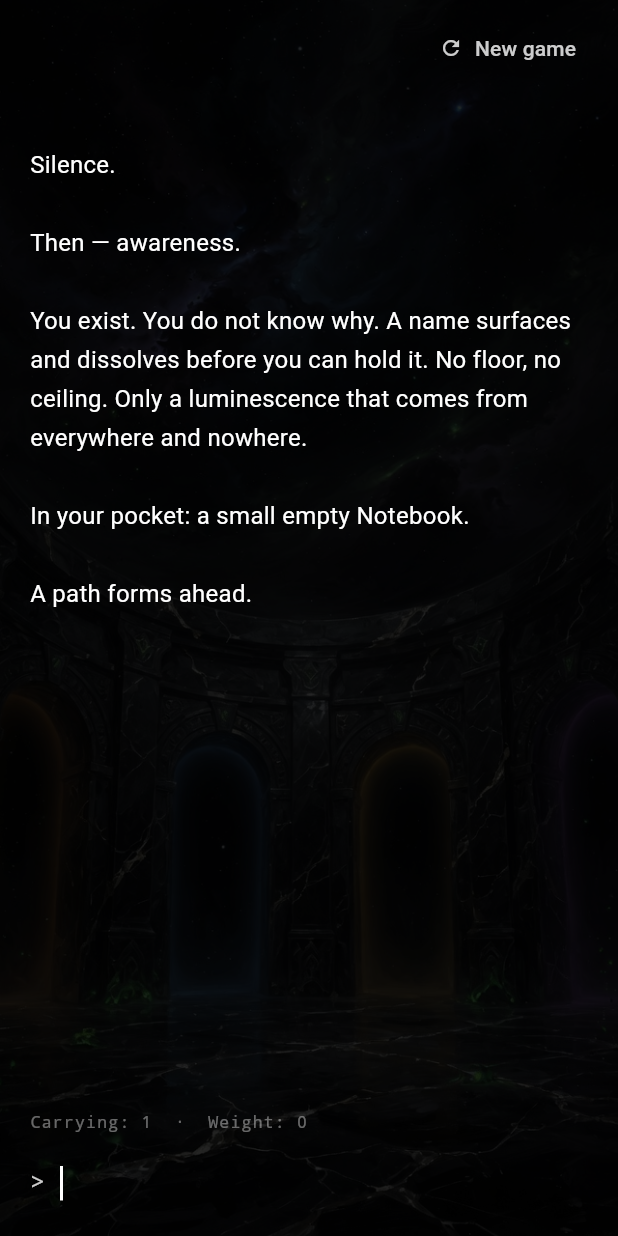
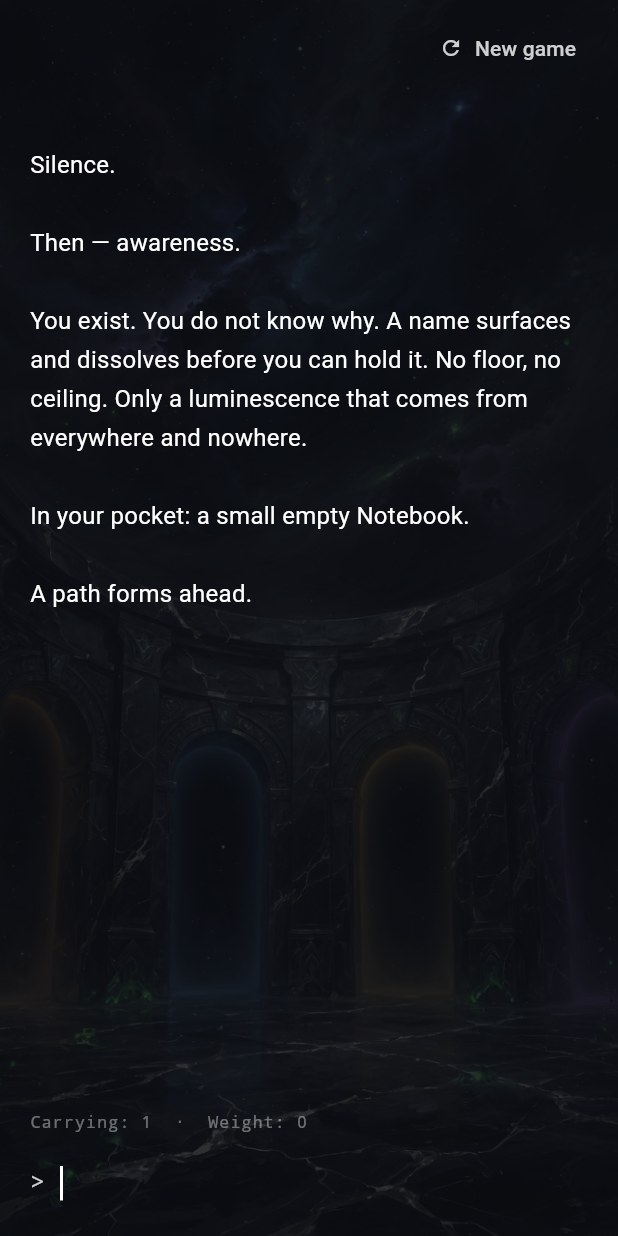
Before and after one commit to Vale717171/archive-of-oblivion, a Flutter app: the screen it shows after launch, on a phone screen of 412 x 824 dp. Run offline on Flutter 3.47's test engine with Material 3 defaults, Android fonts, the phone set to English and light mode, and no system bars; our stand-ins replace flutter_riverpod, just_audio, sqflite; missing offline and left inert: audio_session, flutter_llama, mediapipe_genai; accounts and stored records are empty; Roboto replaces fonts that are missing (Georgia).

```diff
--- a/lib/features/ui/game_screen.dart
+++ b/lib/features/ui/game_screen.dart
@@ -25,6 +25,13 @@ import 'background_service.dart';
 const int _panicAnxietyThreshold = 70; // anxiety > this → reddish text
 const int _lowLucidityThreshold = 30; // lucidity < this → grey text
 const int _highOblivionThreshold = 60; // oblivionLevel > this → blue-grey text
+const double _backgroundImageOpacity = 0.15;
+const List<double> _backgroundImageBrightnessMatrix = [
+  1.18, 0, 0, 0, 18,
+  0, 1.18, 0, 0, 18,
+  0, 0, 1.18, 0, 18,
+  0, 0, 0, 1, 0,
+];
 
 class GameScreen extends ConsumerStatefulWidget {
   const GameScreen({super.key});
@@ -80,9 +87,11 @@ class _GameScreenState extends ConsumerState<GameScreen> {
 
   /// Subtle background tint — deepens as oblivion rises.
   Color _backgroundColor(PsychoProfile? profile) {
-    if (profile == null) return Colors.black;
-    final t = (profile.oblivionLevel / 100).clamp(0.0, 0.3);
-    return Color.lerp(Colors.black, const Color(0xFF050A14), t)!;
+    const baseColor = Color(0xFF080A0F);
+    const deepColor = Color(0xFF101726);
+    if (profile == null) return baseColor;
+    final t = (profile.oblivionLevel / 100).clamp(0.0, 0.35);
+    return Color.lerp(baseColor, deepColor, t)!;
   }
 
   // ── Typewriter ──────────────────────────────────────────────────────────
@@ -213,11 +222,16 @@ class _GameScreenState extends ConsumerState<GameScreen> {
             // Background image — subtle sector atmosphere
             Positioned.fill(
               child: Opacity(
-                opacity: 0.15,
-                child: Image.asset(
-                  backgroundPath,
-                  fit: BoxFit.cover,
-                  gaplessPlayback: true,
+                opacity: _backgroundImageOpacity,
+                child: ColorFiltered(
+                  colorFilter: const ColorFilter.matrix(
+                    _backgroundImageBrightnessMatrix,
+                  ),
+                  child: Image.asset(
+                    backgroundPath,
+                    fit: BoxFit.cover,
+                    gaplessPlayback: true,
+                  ),
                 ),
               ),
             ),
```
Also changed, not shown: 1 other file.
